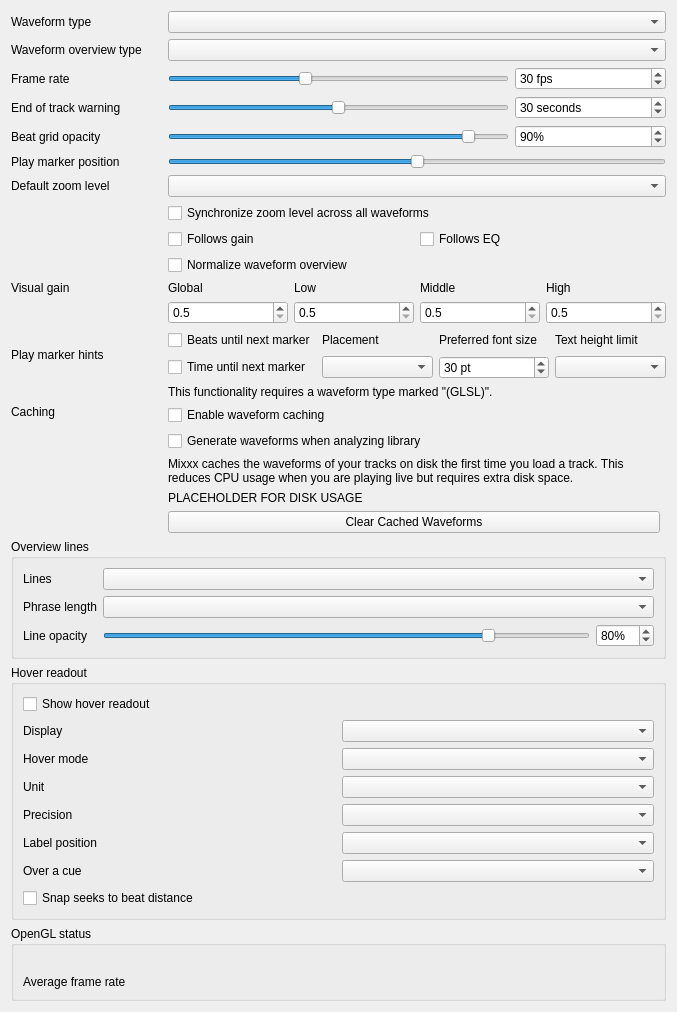
Qt form src/preferences/dialog/dlgprefwaveformdlg.ui (jakkarudev/djnote_mixxx) before a commit.
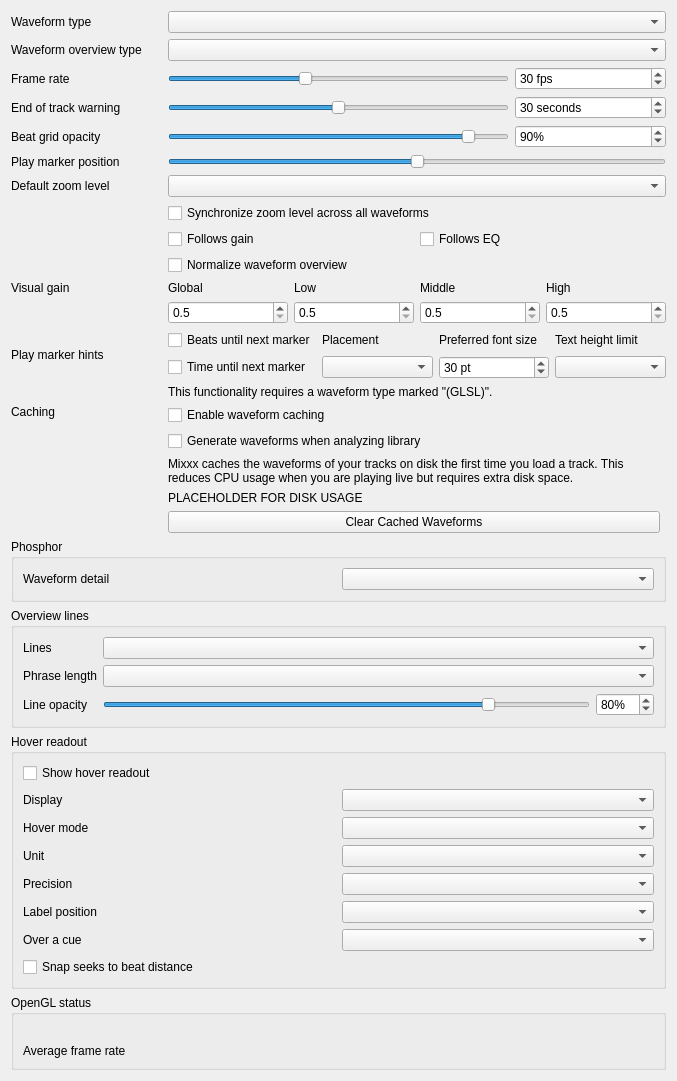
The same form after that commit.

Commit message:
Phosphor: Waveform detail tiers (High/Medium/Low), 80 MB cap and settings module
Adds the Phosphor settings module (detail preference, default High), min/max
block tiers in PhosphorData, tier selection with the ~80 MB cap in the
analyzer, and a Phosphor group in Preferences > Waveforms. Lowest (N = 32) is
left out, as the tier check in research section 8.6 proposes.

Diff of the .ui file:
```diff
--- a/src/preferences/dialog/dlgprefwaveformdlg.ui
+++ b/src/preferences/dialog/dlgprefwaveformdlg.ui
@@ -648,6 +648,33 @@
      </item>
 
      <item row="16" column="0" colspan="4">
+      <widget class="QGroupBox" name="phosphorGroupBox">
+       <property name="title">
+        <string>Phosphor</string>
+       </property>
+       <layout class="QGridLayout" name="phosphorGridLayout">
+        <item row="0" column="0">
+         <widget class="QLabel" name="phosphorDetailLabel">
+          <property name="text">
+           <string>Waveform detail</string>
+          </property>
+          <property name="buddy">
+           <cstring>phosphorDetailComboBox</cstring>
+          </property>
+         </widget>
+        </item>
+        <item row="0" column="1">
+         <widget class="QComboBox" name="phosphorDetailComboBox">
+          <property name="toolTip">
+           <string>Lower detail uses less memory and only affects the texture inside the shape, never its outline. A very long or high sample rate file is drawn at a lower detail automatically. A change applies from the next track load.</string>
+          </property>
+         </widget>
+        </item>
+       </layout>
+      </widget>
+     </item>
+
+     <item row="17" column="0" colspan="4">
       <widget class="QGroupBox" name="overviewLinesGroup">
        <property name="title">
         <string>Overview lines</string>
@@ -721,7 +748,7 @@
       </widget>
      </item>
      <!-- Hover readout group (overview beat distance label) -->
-     <item row="17" column="0" colspan="4">
+     <item row="18" column="0" colspan="4">
       <widget class="QGroupBox" name="hoverReadoutGroupBox">
        <property name="title">
         <string>Hover readout</string>
@@ -835,7 +862,7 @@
       </widget>
      </item>
 
-     <item row="18" column="0" colspan="4">
+     <item row="19" column="0" colspan="4">
       <widget class="QGroupBox" name="openGLStatus">
        <property name="title">
         <string>OpenGL status</string>
```
Left out of the diff: 2 changed lines with no effect on the pictures. The commit also changes 11 other files.
